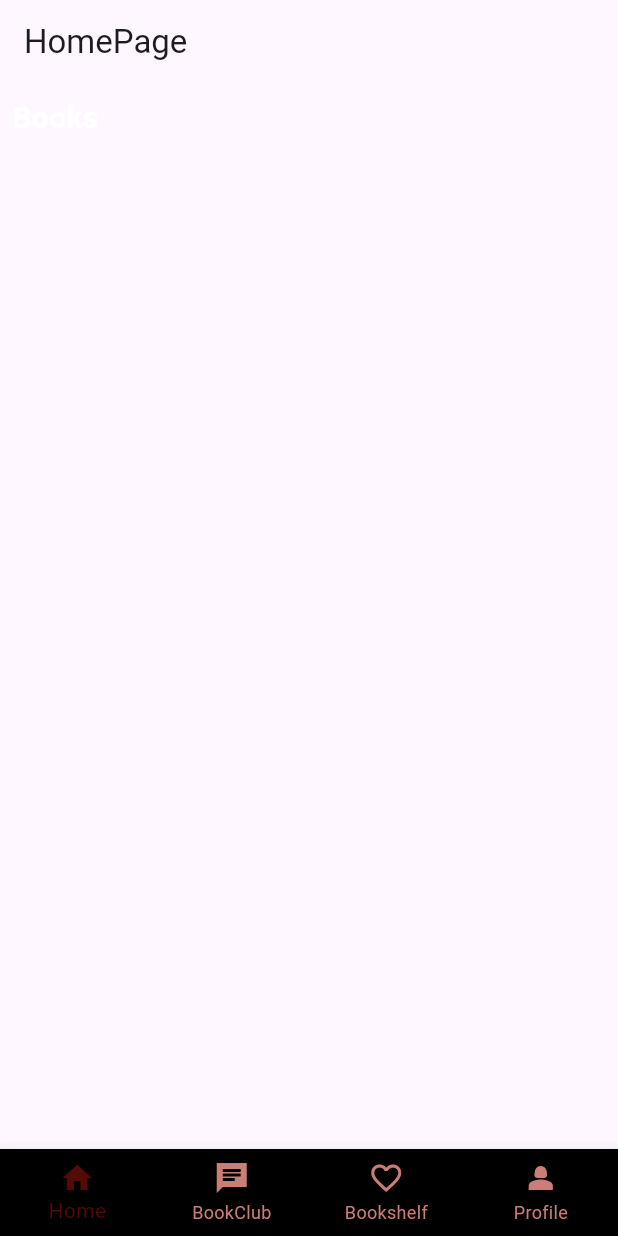
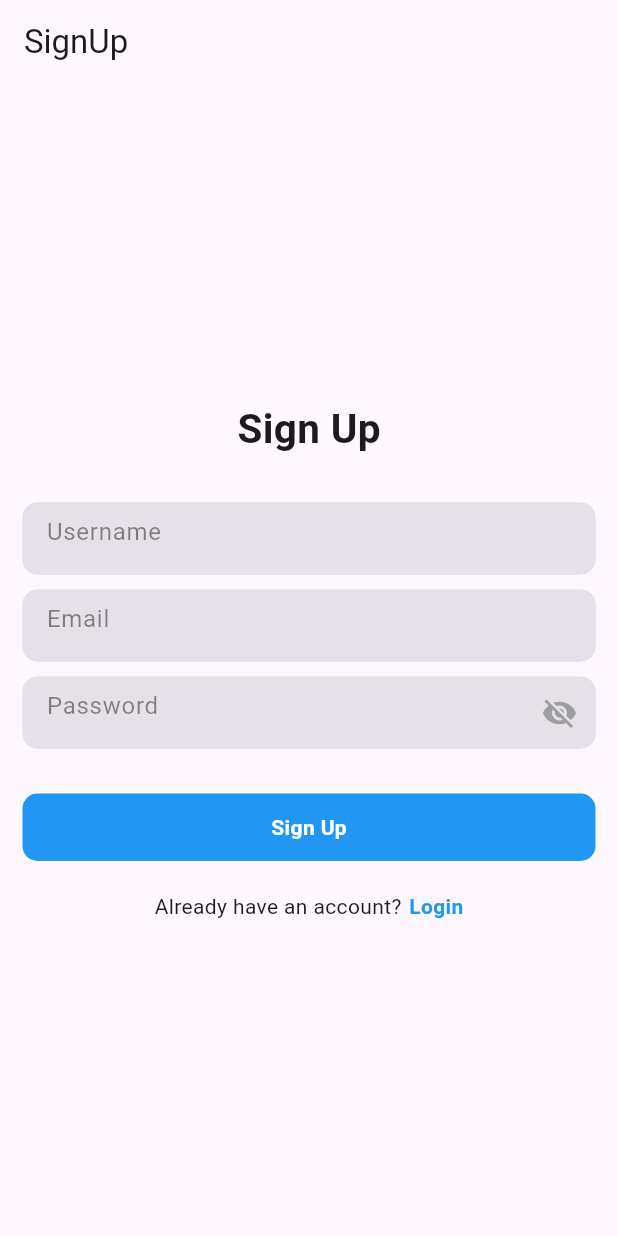
Before and after one commit to Ambady1/BookWise, a Flutter app: the screen it shows after launch, on a phone screen of 412 x 824 dp. Run offline on Flutter 3.47's test engine with Material 3 defaults, Android fonts, the phone set to English and light mode, and no system bars; our stand-ins replace cloud_firestore, firebase_auth, firebase_core, fluttertoast; accounts and stored records are empty.

Commit message:
Firebase Login and Signup
Implemented Firebase Login and Signup

```diff
--- /dev/null
+++ b/lib/functions/loginandsignup/firebase_auth_ser.dart
@@ -0,0 +1,38 @@
+import 'package:bookwise/common/toast.dart';
+import 'package:firebase_auth/firebase_auth.dart';
+
+class FirebaseAuthService {
+  FirebaseAuth _auth = FirebaseAuth.instance;
+
+  Future<User?> signUpWithEmailAndPassword(
+      String email, String password) async {
+    try {
+      UserCredential credential = await _auth.createUserWithEmailAndPassword(
+          email: email, password: password);
+      return credential.user;
+    } on FirebaseAuthException catch (e) {
+      if (e.code == 'email-already-in-use') {
+        showToast(message: 'The email address is already in use.');
+      } else {
+        showToast(message: 'An error occurred: ${e.code}');
+      }
+    }
+    return null;
+  }
+
+  Future<User?> signInWithEmailAndPassword(
+      String email, String password) async {
+    try {
+      UserCredential credential = await _auth.signInWithEmailAndPassword(
+          email: email, password: password);
+      return credential.user;
+    } on FirebaseAuthException catch (e) {
+      if (e.code == 'user-not-found' || e.code == 'wrong-password') {
+        showToast(message: 'Invalid email or password.');
+      } else {
+        showToast(message: 'An error occurred: ${e.code}');
+      }
+    }
+    return null;
+  }
+}
--- /dev/null
+++ b/lib/functions/loginandsignup/screens/signup.dart
@@ -0,0 +1,152 @@
+import 'package:bookwise/common/toast.dart';
+import 'package:bookwise/functions/loginandsignup/firebase_auth_ser.dart';
+import 'package:bookwise/functions/loginandsignup/screens/login.dart';
+import 'package:bookwise/widgets/form_container_widget.dart';
+import 'package:flutter/material.dart';
+import 'package:firebase_auth/firebase_auth.dart';
+
+class SignUp extends StatefulWidget {
+  const SignUp({Key? key});
+
+  @override
+  State<SignUp> createState() => _SignUpState();
+}
+
+class _SignUpState extends State<SignUp> {
+  final FirebaseAuthService _auth = FirebaseAuthService();
+
+  TextEditingController _usernameController = TextEditingController();
+  TextEditingController _emailController = TextEditingController();
+  TextEditingController _passwordController = TextEditingController();
+
+  bool isSigningUp = false;
+
+  @override
+  void dispose() {
+    _usernameController.dispose();
+    _emailController.dispose();
+    _passwordController.dispose();
+    super.dispose();
+  }
+
+  @override
+  Widget build(BuildContext context) {
+    return Scaffold(
+      appBar: AppBar(
+        automaticallyImplyLeading: false,
+        title: Text("SignUp"),
+      ),
+      body: Center(
+        child: Padding(
+          padding: const EdgeInsets.symmetric(horizontal: 15),
+          child: Column(
+            mainAxisAlignment: MainAxisAlignment.center,
+            children: [
+              const Text(
+                "Sign Up",
+                style: TextStyle(fontSize: 27, fontWeight: FontWeight.bold),
+              ),
+              const SizedBox(
+                height: 30,
+              ),
+              FormContainerWidget(
+                controller: _usernameController,
+                hintText: "Username",
+                isPasswordField: false,
+              ),
+              const SizedBox(
+                height: 10,
+              ),
+              FormContainerWidget(
+                controller: _emailController,
+                hintText: "Email",
+                isPasswordField: false,
+              ),
+              const SizedBox(
+                height: 10,
+              ),
+              FormContainerWidget(
+                controller: _passwordController,
+                hintText: "Password",
+                isPasswordField: true,
+              ),
+              const SizedBox(
+                height: 30,
+              ),
+              GestureDetector(
+                onTap: () {
+                  _signUp();
+                },
+                child: Container(
+                  width: double.infinity,
+                  height: 45,
+                  decoration: BoxDecoration(
+                    color: Colors.blue,
+                    borderRadius: BorderRadius.circular(10),
+                  ),
+                  child: Center(
+                    child: isSigningUp
+                        ? const CircularProgressIndicator(color: Colors.white)
+                        : const Text(
+                            "Sign Up",
+                            style: TextStyle(
+                                color: Colors.white,
+                                fontWeight: FontWeight.bold),
+                          ),
+                  ),
+                ),
+              ),
+              const SizedBox(
+                height: 20,
+              ),
+              Row(
+                mainAxisAlignment: MainAxisAlignment.center,
+                children: [
+                  Text("Already have an account?"),
+                  const SizedBox(
+                    width: 5,
+                  ),
+                  GestureDetector(
+                    onTap: () {
+                      Navigator.pushAndRemoveUntil(
+                          context,
+                          MaterialPageRoute(builder: (context) => LoginPage()),
+                          (route) => false);
+                    },
+                    child: const Text(
+                      "Login",
+                      style: TextStyle(
+                          color: Colors.blue, fontWeight: FontWeight.bold),
+                    ),
+                  ),
+                ],
+              )
+            ],
+          ),
+        ),
+      ),
+    );
+  }
+
+  void _signUp() async {
+    setState(() {
+      isSigningUp = true;
+    });
+
+    String username = _usernameController.text;
+    String email = _emailController.text;
+    String password = _passwordController.text;
+
+    User? user = await _auth.signUpWithEmailAndPassword(email, password);
+
+    setState(() {
+      isSigningUp = false;
+    });
+    if (user != null) {
+      showToast(message: "User is successfully created");
+      Navigator.pushReplacementNamed(context, "/home");
+    } else {
+      showToast(message: "Some error happened");
+    }
+  }
+}
--- a/lib/main.dart
+++ b/lib/main.dart
@@ -1,4 +1,4 @@
-import 'package:bookwise/functions/homepage/screens/homepage.dart';
+import 'package:bookwise/functions/loginandsignup/screens/signup.dart';
 import 'package:flutter/material.dart';
 import 'firebase_options.dart';
 import 'package:firebase_core/firebase_core.dart';
@@ -16,7 +16,7 @@ class MyApp extends StatelessWidget {
   @override
   Widget build(BuildContext context) {
     return const MaterialApp(
-      home: HomePage(),
+      home: SignUp(),
     );
   }
 }
--- /dev/null
+++ b/lib/widgets/form_container_widget.dart
@@ -0,0 +1,74 @@
+import 'package:flutter/material.dart';
+
+class FormContainerWidget extends StatefulWidget {
+  final TextEditingController? controller;
+  final Key? fieldKey;
+  final bool? isPasswordField;
+  final String? hintText;
+  final String? labelText;
+  final String? helperText;
+  final FormFieldSetter<String>? onSaved;
+  final FormFieldValidator<String>? validator;
+  final ValueChanged<String>? onFieldSubmitted;
+  final TextInputType? inputType;
+
+  const FormContainerWidget(
+      {this.controller,
+      this.isPasswordField,
+      this.fieldKey,
+      this.hintText,
+      this.labelText,
+      this.helperText,
+      this.onSaved,
+      this.validator,
+      this.onFieldSubmitted,
+      this.inputType});
+
+  @override
+  _FormContainerWidgetState createState() => _FormContainerWidgetState();
+}
+
+class _FormContainerWidgetState extends State<FormContainerWidget> {
+  bool _obscureText = true;
+
+  @override
+  Widget build(BuildContext context) {
+    return Container(
+      width: double.infinity,
+      clipBehavior: Clip.hardEdge,
+      decoration: BoxDecoration(
+        color: Colors.grey.withOpacity(.35),
+        borderRadius: BorderRadius.circular(10),
+      ),
+      child: TextFormField(
+        style: const TextStyle(color: Colors.black),
+        controller: widget.controller,
+        keyboardType: widget.inputType,
+        key: widget.fieldKey,
+        obscureText: widget.isPasswordField == true ? _obscureText : false,
+        onSaved: widget.onSaved,
+        validator: widget.validator,
+        onFieldSubmitted: widget.onFieldSubmitted,
+        decoration: InputDecoration(
+          border: InputBorder.none,
+          filled: true,
+          hintText: widget.hintText,
+          hintStyle: const TextStyle(color: Colors.black45),
+          suffixIcon: GestureDetector(
+            onTap: () {
+              setState(() {
+                _obscureText = !_obscureText;
+              });
+            },
+            child: widget.isPasswordField == true
+                ? Icon(
+                    _obscureText ? Icons.visibility_off : Icons.visibility,
+                    color: _obscureText == false ? Colors.blue : Colors.grey,
+                  )
+                : Text(""),
+          ),
+        ),
+      ),
+    );
+  }
+}
--- a/pubspec.yaml
+++ b/pubspec.yaml
@@ -38,6 +38,8 @@ dependencies:
   cloud_firestore: ^4.15.5
   http: ^1.2.0
   csv: ^6.0.0
+  firebase_auth: ^4.17.6
+  fluttertoast: ^8.2.4
 
 dev_dependencies:
   flutter_test:
```
Also changed, not shown: lib/common/toast.dart (added, +13 -0 lines), lib/functions/loginandsignup/screens/login.dart (added, +149 -0 lines), pubspec.lock, 1 other file.
